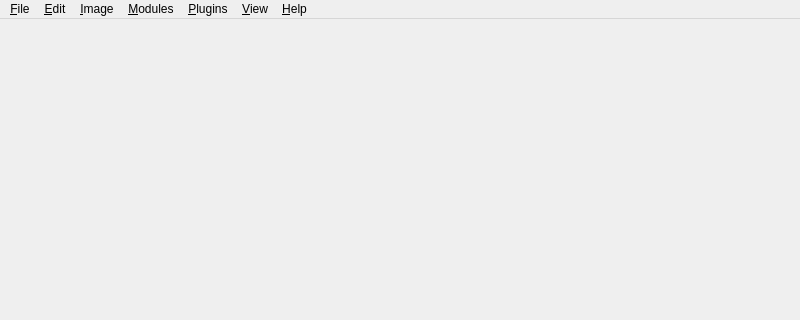
Old version of the form mesmerize/viewer/main_window_pytemplate.ui in the repository kushalkolar/MESmerize; both pictures show x 0 to 800 and y 0 to 320 of the 800 by 600 pixel window.
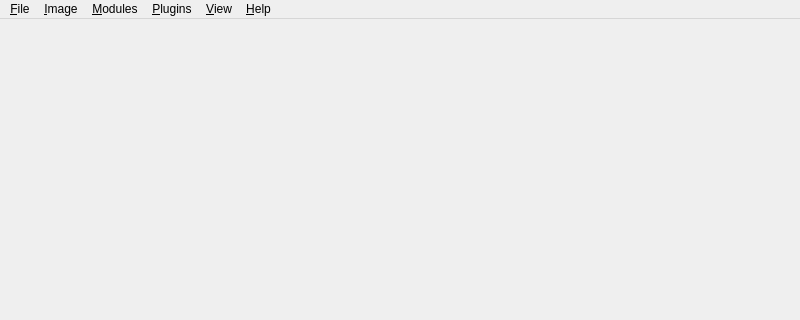
New version of the form.

Commit message: cleanup viewer main window

```diff
--- a/mesmerize/viewer/main_window_pytemplate.ui
+++ b/mesmerize/viewer/main_window_pytemplate.ui
@@ -66,12 +66,6 @@
     <addaction name="actionBatch_Manager"/>
     <addaction name="separator"/>
    </widget>
-   <widget class="QMenu" name="menuEdit">
-    <property name="title">
-     <string>&amp;Edit</string>
-    </property>
-    <addaction name="actionMeta_data"/>
-   </widget>
    <widget class="QMenu" name="menuCustom_Modules">
     <property name="title">
      <string>&amp;Plugins</string>
@@ -116,7 +110,6 @@
     <addaction name="actionOpen_docs"/>
    </widget>
    <addaction name="menuFile"/>
-   <addaction name="menuEdit"/>
    <addaction name="menuImage"/>
    <addaction name="menuModules"/>
    <addaction name="menuCustom_Modules"/>
```
Left out of the diff: 17 changed lines with no effect on the pictures. The commit also changes 1 other file.
